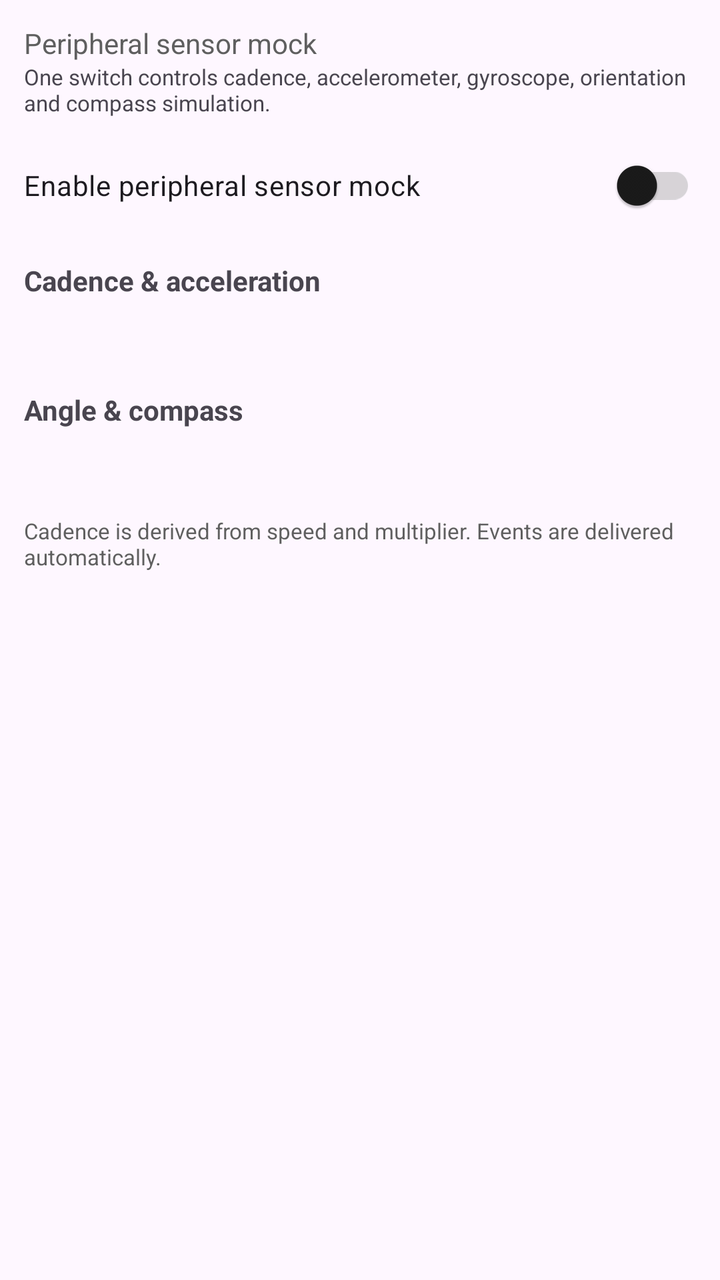
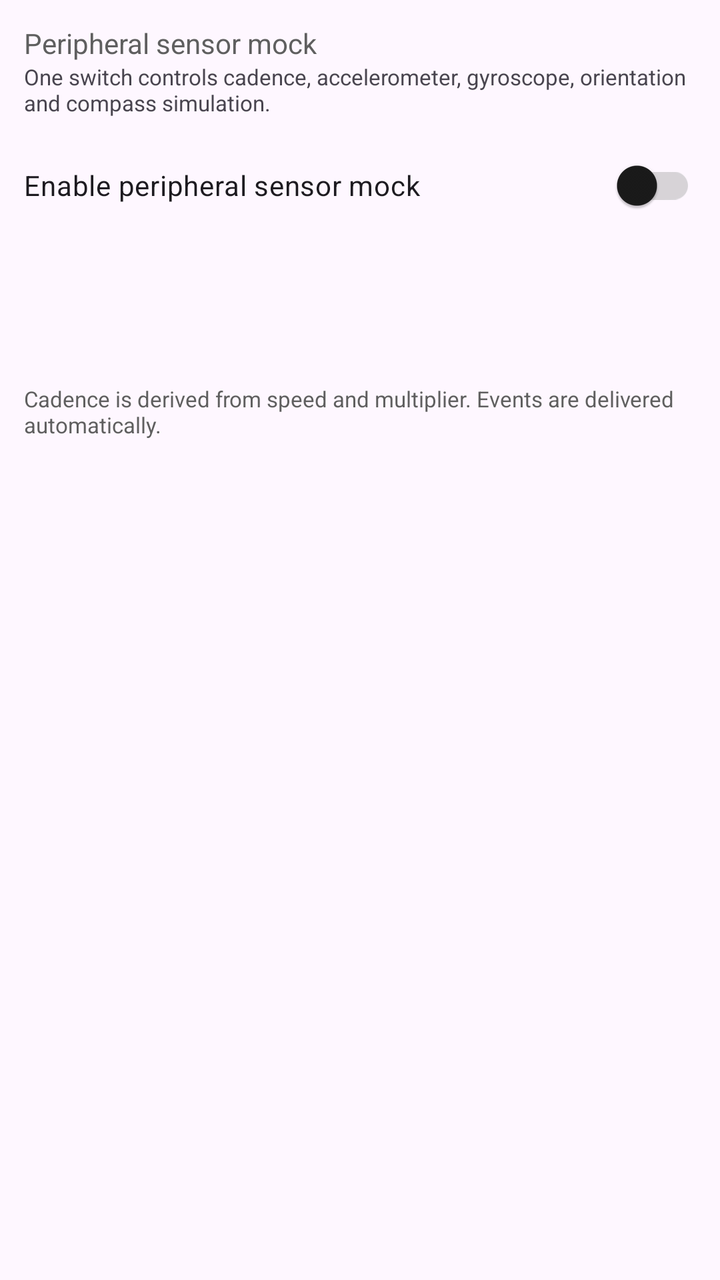

Two renders of the same Android screen: before a commit and after it. Below are the layout's source before the change and the commit's diff.
<!-- AndroidManifest.xml: application theme AppTheme -->
<!-- res/layout/fragment_peripheral_sensor.xml -->
<?xml version="1.0" encoding="utf-8"?>
<androidx.constraintlayout.widget.ConstraintLayout
    xmlns:android="http://schemas.android.com/apk/res/android"
    xmlns:app="http://schemas.android.com/apk/res-auto"
    android:layout_width="match_parent"
    android:layout_height="match_parent">

    <ScrollView
        android:layout_width="match_parent"
        android:layout_height="0dp"
        app:layout_constraintTop_toTopOf="parent"
        app:layout_constraintBottom_toBottomOf="parent">

        <LinearLayout
            android:layout_width="match_parent"
            android:layout_height="wrap_content"
            android:orientation="vertical"
            android:padding="12dp">

            <com.google.android.material.textview.MaterialTextView
                android:layout_width="wrap_content"
                android:layout_height="wrap_content"
                android:text="@string/peripheral_page_title"
                android:textColor="?attr/colorOnSurfaceVariant" />

            <com.google.android.material.textview.MaterialTextView
                android:layout_width="match_parent"
                android:layout_height="wrap_content"
                android:text="@string/peripheral_page_desc"
                android:textSize="11sp" />

            <com.google.android.material.switchmaterial.SwitchMaterial
                android:id="@+id/peripheral_mock_switch"
                android:layout_width="match_parent"
                android:layout_height="wrap_content"
                android:layout_marginTop="10dp"
                android:text="@string/peripheral_mock" />

            <com.google.android.material.textview.MaterialTextView
                android:layout_width="wrap_content"
                android:layout_height="wrap_content"
                android:layout_marginTop="14dp"
                android:text="@string/peripheral_section_cadence"
                android:textStyle="bold" />

            <com.google.android.material.textview.MaterialTextView
                android:id="@+id/cadence_readout"
                android:layout_width="match_parent"
                android:layout_height="wrap_content"
                android:layout_marginTop="6dp"
                android:textSize="13sp" />

            <LinearLayout
                android:id="@+id/cadence_rows"
                android:layout_width="match_parent"
                android:layout_height="wrap_content"
                android:layout_marginTop="8dp"
                android:orientation="vertical" />

            <com.google.android.material.textview.MaterialTextView
                android:layout_width="wrap_content"
                android:layout_height="wrap_content"
                android:layout_marginTop="14dp"
                android:text="@string/peripheral_section_angle"
                android:textStyle="bold" />

            <com.google.android.material.textview.MaterialTextView
                android:id="@+id/angle_readout"
                android:layout_width="match_parent"
                android:layout_height="wrap_content"
                android:layout_marginTop="6dp"
                android:textSize="13sp" />

            <LinearLayout
                android:id="@+id/angle_rows"
                android:layout_width="match_parent"
                android:layout_height="wrap_content"
                android:layout_marginTop="8dp"
                android:orientation="vertical" />

            <com.google.android.material.textview.MaterialTextView
                android:layout_width="match_parent"
                android:layout_height="wrap_content"
                android:layout_marginTop="12dp"
                android:text="@string/peripheral_footer"
                android:textSize="11sp"
                android:textColor="?attr/colorOnSurfaceVariant" />

        </LinearLayout>
    </ScrollView>
</androidx.constraintlayout.widget.ConstraintLayout>
<!-- resources referenced by this layout -->
<resources>
  <string name="peripheral_footer">Cadence is derived from speed and multiplier. Events are delivered automatically.</string>
  <string name="peripheral_mock">Enable peripheral sensor mock</string>
  <string name="peripheral_page_desc">One switch controls cadence, accelerometer, gyroscope, orientation and compass simulation.</string>
  <string name="peripheral_page_title">Peripheral sensor mock</string>
  <string name="peripheral_section_angle">Angle &amp; compass</string>
  <string name="peripheral_section_cadence">Cadence &amp; acceleration</string>
  <style name="AppTheme" parent="Theme.Material3.Light.NoActionBar">
          
          <item name="colorPrimary">#5F5F5F</item>
          <item name="colorOnPrimary">#FFFFFF</item>
          <item name="colorPrimaryContainer">#E0E0E0</item>
          <item name="colorOnPrimaryContainer">#1E1E1E</item>
          <item name="colorSecondary">#494949</item>
          <item name="colorOnSecondary">#FFFFFF</item>
          <item name="colorSecondaryContainer">#E7E7E7</item>
          <item name="colorOnSecondaryContainer">#2A2A2A</item>
          <item name="colorSurface">#FFFFFF</item>
          <item name="colorOnSurface">#1A1A1A</item>
          <item name="colorSurfaceVariant">#F0F0F0</item>
          <item name="colorOnSurfaceVariant">#5F5F5F</item>
          <item name="colorOutline">#747474</item>
  
          
          <item name="portalFabIconTint">#1A1A1A</item>
  
          
          <item name="android:statusBarColor">@android:color/transparent</item>
          <item name="android:windowDrawsSystemBarBackgrounds">true</item>
          <item name="android:windowTranslucentStatus">true</item>
          <item name="windowActionModeOverlay">true</item>
          <item name="windowActionBar">false</item>
          <item name="windowNoTitle">true</item>
  
          
          <item name="searchViewStyle">@style/Portal.SearchViewStyle</item>
          <item name="sliderStyle">@style/Portal.SliderTheme</item>
          <item name="android:popupMenuStyle">@style/PortalPopupMenuStyle</item>
          
          <item name="switchStyle">@style/Portal.SwitchStyle</item>
      </style>
  <style name="Portal.SearchViewStyle" parent="Widget.AppCompat.SearchView" />
  <style name="Portal.SliderTheme" parent="Widget.Material3.Slider" />
  <style name="PortalPopupMenuStyle" parent="Widget.Material3.PopupMenu">
          <item name="android:popupAnimationStyle">@style/PortalPopupAnimation</item>
      </style>
  <style name="Portal.SwitchStyle" parent="Widget.Material3.CompoundButton.Switch">
          <item name="useMaterialThemeColors">true</item>
          <item name="trackTint">@color/switch_track_tint</item>
      </style>
  <style name="PortalPopupAnimation">
          <item name="android:windowEnterAnimation">@anim/popup_in_top_end</item>
          <item name="android:windowExitAnimation">@anim/popup_out_top_end</item>
      </style>
</resources>

<!-- the commit's change to res/layout/fragment_peripheral_sensor.xml (unified diff, before → after) -->
@@ -37,46 +37,25 @@
                 android:text="@string/peripheral_mock" />
 
             <com.google.android.material.textview.MaterialTextView
-                android:layout_width="wrap_content"
-                android:layout_height="wrap_content"
-                android:layout_marginTop="14dp"
-                android:text="@string/peripheral_section_cadence"
-                android:textStyle="bold" />
-
-            <com.google.android.material.textview.MaterialTextView
                 android:id="@+id/cadence_readout"
                 android:layout_width="match_parent"
                 android:layout_height="wrap_content"
-                android:layout_marginTop="6dp"
+                android:layout_marginTop="10dp"
                 android:textSize="13sp" />
 
             <LinearLayout
-                android:id="@+id/cadence_rows"
+                android:id="@+id/peripheral_rows"
                 android:layout_width="match_parent"
                 android:layout_height="wrap_content"
                 android:layout_marginTop="8dp"
                 android:orientation="vertical" />
 
             <com.google.android.material.textview.MaterialTextView
-                android:layout_width="wrap_content"
-                android:layout_height="wrap_content"
-                android:layout_marginTop="14dp"
-                android:text="@string/peripheral_section_angle"
-                android:textStyle="bold" />
-
-            <com.google.android.material.textview.MaterialTextView
                 android:id="@+id/angle_readout"
                 android:layout_width="match_parent"
                 android:layout_height="wrap_content"
-                android:layout_marginTop="6dp"
+                android:layout_marginTop="10dp"
                 android:textSize="13sp" />
-
-            <LinearLayout
-                android:id="@+id/angle_rows"
-                android:layout_width="match_parent"
-                android:layout_height="wrap_content"
-                android:layout_marginTop="8dp"
-                android:orientation="vertical" />
 
             <com.google.android.material.textview.MaterialTextView
                 android:layout_width="match_parent"
<!-- resource entries referenced after the edit -->
@@ -4,8 +4,6 @@
   <string name="peripheral_mock">Enable peripheral sensor mock</string>
   <string name="peripheral_page_desc">One switch controls cadence, accelerometer, gyroscope, orientation and compass simulation.</string>
   <string name="peripheral_page_title">Peripheral sensor mock</string>
-  <string name="peripheral_section_angle">Angle &amp; compass</string>
-  <string name="peripheral_section_cadence">Cadence &amp; acceleration</string>
   <style name="AppTheme" parent="Theme.Material3.Light.NoActionBar">
           
           <item name="colorPrimary">#5F5F5F</item>
